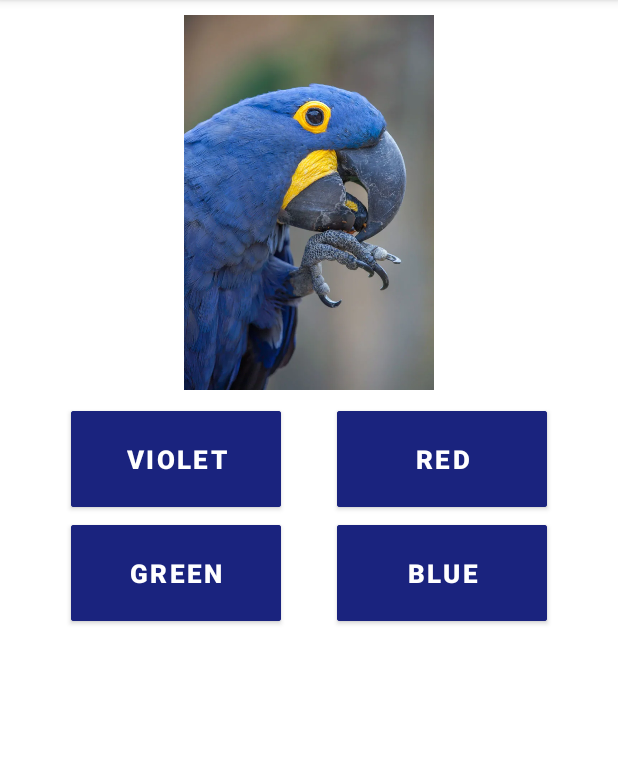
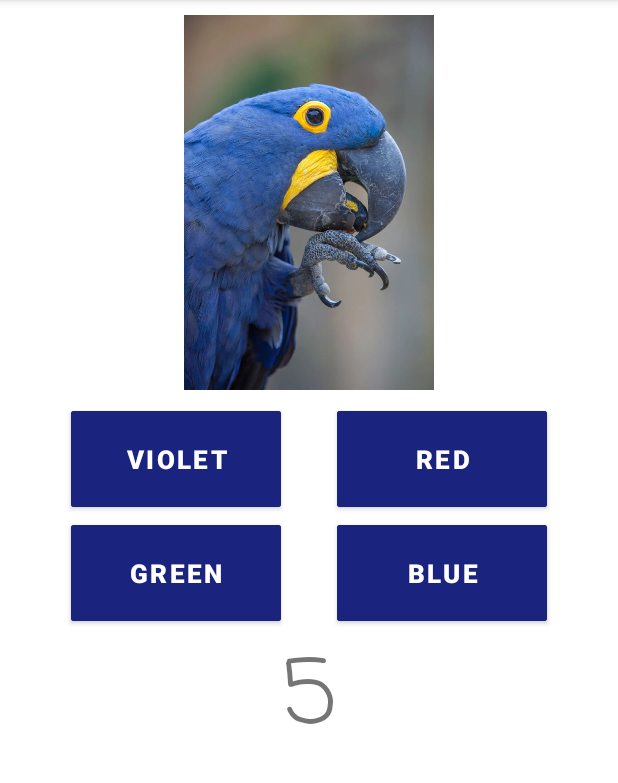
Before and after one commit to TeaDrinker12/color-flashcards, an Android app: the FlashcardsActivity screen opened directly, with no data from a screen before it, after a tap on "GREEN", on a phone screen of 412 x 824 dp, the part 84-867 px from its top. Run offline under Robolectric (Android 15) with nearby library versions, the phone set to English and light mode, and no system bars; 2 other taps on this screen came first.

Commit message:
Add time limit
There is now a time limit for selecting the right color of each flashcard

```diff
--- a/app/src/main/java/com/example/colorassignment/FlashcardsActivity.kt
+++ b/app/src/main/java/com/example/colorassignment/FlashcardsActivity.kt
@@ -4,8 +4,7 @@ import android.content.Intent
 import android.media.MediaPlayer
 import androidx.appcompat.app.AppCompatActivity
 import android.os.Bundle
-import android.os.Handler
-import android.os.Looper
+import android.os.CountDownTimer
 import android.view.View
 import android.widget.Button
 import android.widget.ImageView
@@ -15,48 +14,118 @@ import com.google.android.material.snackbar.Snackbar
 const val DEBUG_MODE = false
 
 class FlashcardsActivity : AppCompatActivity() {
-    override fun onCreate(savedInstanceState: Bundle?) {
-        super.onCreate(savedInstanceState)
-        setContentView(R.layout.activity_flashcards)
-
-        val colors = resources.getStringArray(R.array.color_names).toList()
-        val textView = findViewById<TextView>(R.id.color_name_text)
-        val imageView = findViewById<ImageView>(R.id.imageView)
-        val buttons = listOf<Button>(
+    val colors by lazy { resources.getStringArray(R.array.color_names).toList() }
+    val colorTextView by lazy { findViewById<TextView>(R.id.color_name_text) }
+    val timerTextView by lazy { findViewById<TextView>(R.id.timer_text) }
+    val imageView by lazy { findViewById<ImageView>(R.id.imageView) }
+    val buttons by lazy {
+        listOf<Button>(
         findViewById(R.id.button1),
         findViewById(R.id.button2),
         findViewById(R.id.button3),
         findViewById(R.id.button4)
     )
-        val picturesForColors = mapOf(*colors.zip(colors.map { color ->
+    }
+    val picturesForColors by lazy {
+        mapOf(*colors.zip(colors.map { color ->
         val resId = resources.getIdentifier(color, "array", packageName)
         val array = resources.getStringArray(resId)
         array.map { it.toString() }
     }).toTypedArray())
+    }
 
     var score = 0
 
-        var currentColor = colors.random()
+    lateinit var currentColor: String
     var usedColors = listOf<String>()
 
-        val mediaPlayerCorrect = MediaPlayer.create(this, R.raw.correct)
-        val mediaPlayerWrong = MediaPlayer.create(this, R.raw.wrong)
+    val mediaPlayerCorrect by lazy { MediaPlayer.create(this, R.raw.correct) }
+    val mediaPlayerWrong by lazy { MediaPlayer.create(this, R.raw.wrong) }
+
+    lateinit var countdown: CountDownTimer
+
+    override fun onCreate(savedInstanceState: Bundle?) {
+        super.onCreate(savedInstanceState)
+        setContentView(R.layout.activity_flashcards)
 
         if (DEBUG_MODE) {
-            textView.visibility = View.VISIBLE
+            colorTextView.visibility = View.VISIBLE
         }
 
-        val resetColor = {
+        currentColor = colors.random()
+
+        buttons.forEach { button ->
+            button.setOnClickListener {
+                if (button.text == currentColor) {
+                    onCorrectAnswer()
+                } else {
+                    onLose()
+                }
+            }
+        }
+
+        countdown = object: CountDownTimer(5000, 1000) {
+            override fun onTick(millisUntilFinished: Long) {
+                timerTextView.setText((millisUntilFinished / 1000 + 1).toString())
+            }
+
+            override fun onFinish() {
+                timerTextView.setText(0.toString())
+                onLose()
+            }
+        }
+    }
+
+    override fun onResume() {
+        super.onResume()
+        resetColor()
+        this.score = 0
+        this.countdown.start()
+    }
+
+    override fun onPause() {
+        super.onPause()
+        this.countdown.cancel()
+    }
+
+    fun onCorrectAnswer() {
+        if (!mediaPlayerCorrect.isPlaying()) {
+            mediaPlayerCorrect.start()
+        } else {
+            mediaPlayerCorrect.seekTo(0)
+        }
+
+        resetCountdown()
+        resetColor()
+        score += 1
+        if (DEBUG_MODE) {
+            Snackbar.make(window.decorView.rootView, "Score: $score", Snackbar.LENGTH_SHORT).show()
+        }
+    }
+
+    fun resetCountdown() {
+        this.countdown.cancel()
+        this.countdown.start()
+    }
+
+    fun onLose() {
+        mediaPlayerWrong.start()
+        val intent = Intent(this, ScoreActivity::class.java)
+        intent.putExtra("score", score)
+        startActivity(intent)
+    }
+
+    fun resetColor() {
         usedColors += currentColor
         val colorPool = colors - usedColors
-            if (colorPool.size > 0) {
+        if (colorPool.isNotEmpty()) {
             currentColor = colorPool.random()
         } else {
             usedColors = listOf<String>()
             currentColor = colors.random()
         }
 
-            textView.setText(currentColor)
+        colorTextView.setText(currentColor)
 
         val resourceName = picturesForColors[currentColor]?.random()
         val imageResource = resources.getIdentifier(resourceName, "drawable", packageName)
@@ -71,42 +140,4 @@ class FlashcardsActivity : AppCompatActivity() {
             button.setText(colorName)
         }
     }
-        resetColor()
-
-        val onCorrectAnswer = {
-            if (!mediaPlayerCorrect.isPlaying()) {
-                mediaPlayerCorrect.start()
-            } else {
-                mediaPlayerCorrect.seekTo(0)
 }
-            resetColor()
-            score += 1
-            if (DEBUG_MODE) {
-                Snackbar.make(window.decorView.rootView, "Score: $score", Snackbar.LENGTH_SHORT).show()
-            }
-        }
-        val onWrongAnswer = {
-            mediaPlayerWrong.start()
-            val intent = Intent(this, ScoreActivity::class.java)
-            intent.putExtra("score", score)
-            startActivity(intent)
-
-            Handler(Looper.getMainLooper()).postDelayed({
-                resetColor()
-                score = 0
-            }, 1000)
-        }
-
-
-        buttons.forEach { button ->
-            button.setOnClickListener {
-                if (button.text == currentColor) {
-                    onCorrectAnswer()
-                } else {
-                    onWrongAnswer()
-                }
-            }
-        }
-
-    }
-}
--- a/app/src/main/res/layout/activity_flashcards.xml
+++ b/app/src/main/res/layout/activity_flashcards.xml
@@ -85,4 +85,15 @@
         app:layout_constraintStart_toStartOf="@+id/button2"
         app:layout_constraintTop_toBottomOf="@+id/button2" />
 
+    <TextView
+        android:id="@+id/timer_text"
+        android:layout_width="wrap_content"
+        android:layout_height="wrap_content"
+        android:fontFamily="casual"
+        android:text="5"
+        android:textSize="60sp"
+        app:layout_constraintEnd_toStartOf="@+id/button4"
+        app:layout_constraintStart_toEndOf="@+id/button3"
+        app:layout_constraintTop_toBottomOf="@+id/button3" />
+
 </androidx.constraintlayout.widget.ConstraintLayout>
```
Lines whose indentation alone changed are shown as unchanged.
